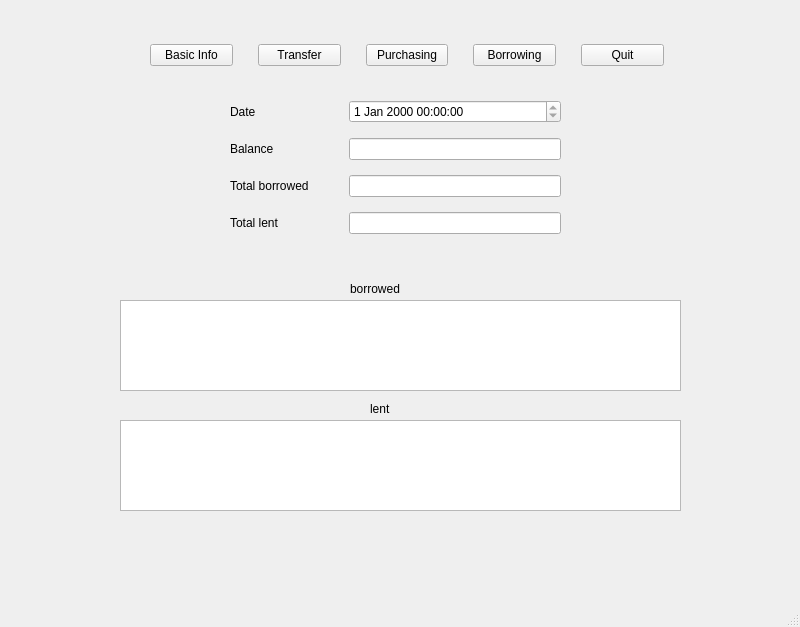
LZhengisme/SYSU_blockchain_proj, file gui/companies.ui: the form before one commit.
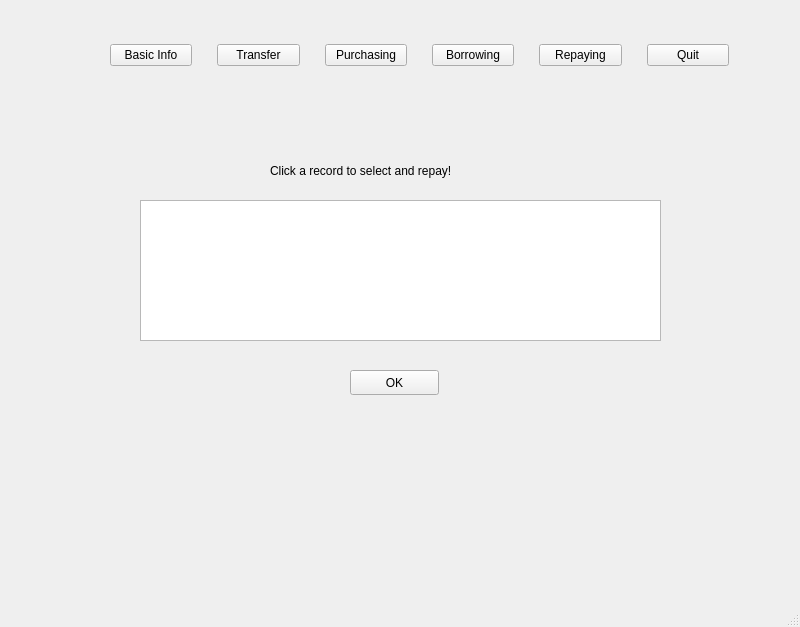
The form after the commit.

```diff
--- a/gui/companies.ui
+++ b/gui/companies.ui
@@ -18,13 +18,13 @@
     <property name="geometry">
      <rect>
       <x>60</x>
-      <y>80</y>
+      <y>90</y>
       <width>681</width>
       <height>451</height>
      </rect>
     </property>
     <property name="currentIndex">
-     <number>0</number>
+     <number>4</number>
     </property>
     <widget class="QWidget" name="pg_info">
      <widget class="QWidget" name="layoutWidget">
@@ -425,13 +425,51 @@
       </layout>
      </widget>
     </widget>
+    <widget class="QWidget" name="pg_repay">
+     <widget class="QPushButton" name="btn_ok_repay">
+      <property name="geometry">
+       <rect>
+        <x>290</x>
+        <y>280</y>
+        <width>89</width>
+        <height>25</height>
+       </rect>
+      </property>
+      <property name="text">
+       <string>OK</string>
+      </property>
+     </widget>
+     <widget class="QLabel" name="label_3">
+      <property name="geometry">
+       <rect>
+        <x>210</x>
+        <y>70</y>
+        <width>271</width>
+        <height>21</height>
+       </rect>
+      </property>
+      <property name="text">
+       <string>Click a record to select and repay!</string>
+      </property>
+     </widget>
+     <widget class="QTableWidget" name="table_repay">
+      <property name="geometry">
+       <rect>
+        <x>80</x>
+        <y>110</y>
+        <width>521</width>
+        <height>141</height>
+       </rect>
+      </property>
+     </widget>
+    </widget>
    </widget>
    <widget class="QWidget" name="layoutWidget">
     <property name="geometry">
      <rect>
-      <x>150</x>
+      <x>110</x>
       <y>40</y>
-      <width>514</width>
+      <width>619</width>
       <height>30</height>
      </rect>
     </property>
@@ -467,6 +505,13 @@
        </property>
       </widget>
      </item>
+     <item>
+      <widget class="QPushButton" name="btn_repay">
+       <property name="text">
+        <string>Repaying</string>
+       </property>
+      </widget>
+     </item>
      <item>
       <widget class="QPushButton" name="btn_quit">
        <property name="text">
```
Left out of the diff: 20 changed lines with no effect on the pictures.
